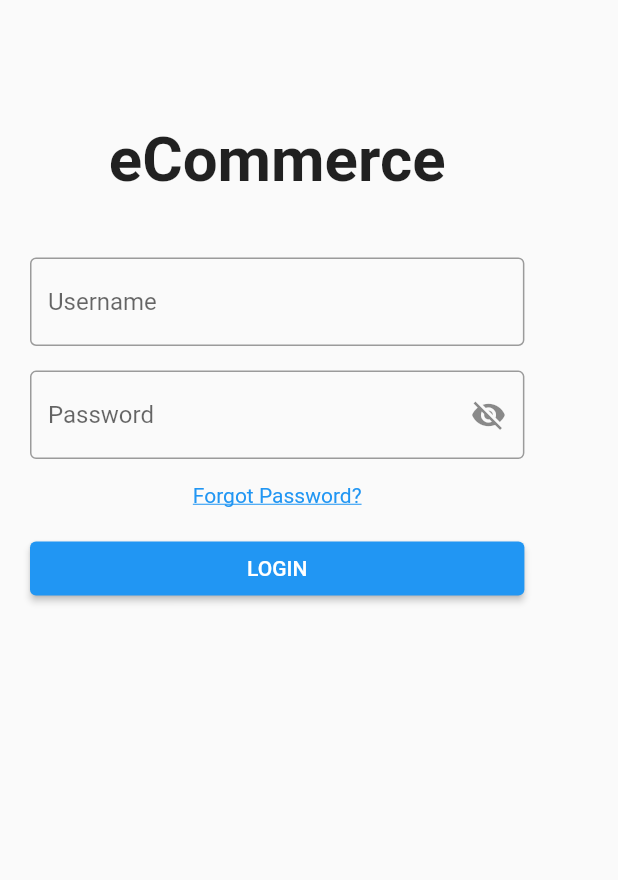
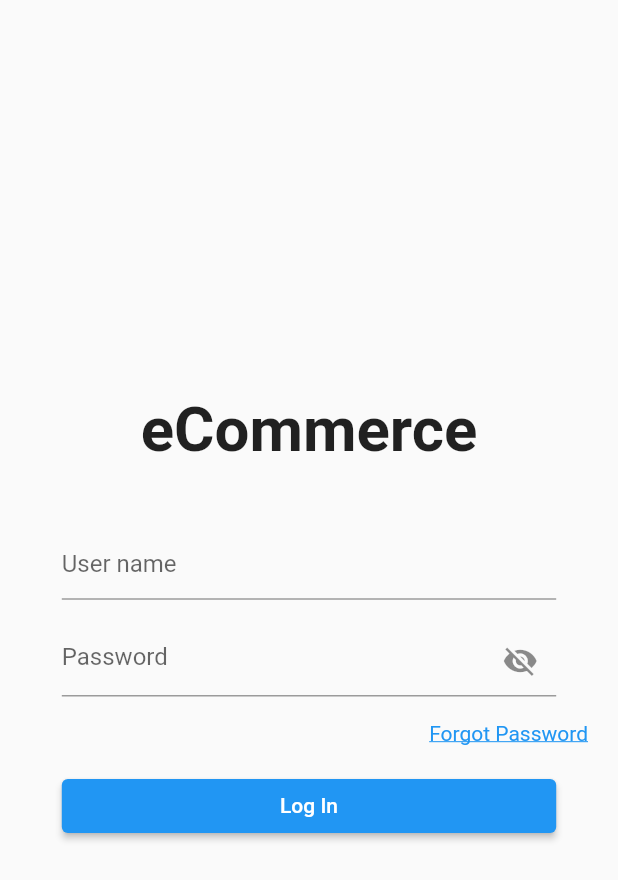
Before and after one commit to 4xMafole/test_store, a Flutter app: the screen it shows after launch, on a phone screen of 412 x 824 dp. Shown: the top 880 px of the screen. Run offline on Flutter 3.47's test engine with Material 2 defaults, Android fonts, the phone set to English and light mode, and no system bars; our stand-ins replace bloc, flutter_bloc; generated files the repository leaves out were written again.

Commit message:
feat: created a login-page.

```diff
--- a/lib/login/view/login_page.dart
+++ b/lib/login/view/login_page.dart
@@ -14,24 +14,31 @@ class _LoginPageState extends State<LoginPage> {
 
     return Scaffold(
       body: SingleChildScrollView(
+        child: SizedBox(
+          height: size.height,
+          child: Expanded(
+            child: Center(
               child: Container(
                 padding: EdgeInsets.symmetric(
-              horizontal: 20, vertical: size.height * 0.1),
+                  horizontal: 20,
+                  vertical: size.height * 0.1,
+                ),
                 child: Column(
                   mainAxisAlignment: MainAxisAlignment.center,
                   children: [
                     Text(
                       'eCommerce',
                       style: TextStyle(
-                    fontSize: size.width * 0.1, fontWeight: FontWeight.bold),
+                        fontSize: size.width * 0.1,
+                        fontWeight: FontWeight.bold,
+                      ),
                     ),
                     SizedBox(height: size.height * 0.05),
                     SizedBox(
                       width: size.width * 0.8,
                       child: const TextField(
                         decoration: InputDecoration(
-                    hintText: 'Username',
-                    border: OutlineInputBorder(),
+                          hintText: 'User name',
                         ),
                       ),
                     ),
@@ -42,11 +49,12 @@ class _LoginPageState extends State<LoginPage> {
                         obscureText: _isObscure,
                         decoration: InputDecoration(
                           hintText: 'Password',
-                    border: const OutlineInputBorder(),
                           suffixIcon: IconButton(
-                      icon: Icon(_isObscure
+                            icon: Icon(
+                              _isObscure
                                   ? Icons.visibility_off
-                          : Icons.visibility),
+                                  : Icons.visibility,
+                            ),
                             onPressed: () {
                               setState(() {
                                 _isObscure = !_isObscure;
@@ -61,11 +69,14 @@ class _LoginPageState extends State<LoginPage> {
                       onTap: () {
                         // Navigate to forgot password screen
                       },
-                child: const Text(
-                  'Forgot Password?',
+                      child: const Align(
+                        alignment: Alignment.centerRight,
+                        child: Text(
+                          'Forgot Password',
                           style: TextStyle(
                             decoration: TextDecoration.underline,
                             color: Colors.blue,
+                          ),
                         ),
                       ),
                     ),
@@ -76,13 +87,16 @@ class _LoginPageState extends State<LoginPage> {
                         onPressed: () {
                           // Handle login button press
                         },
-                  child: const Text('LOGIN'),
+                        child: const Text('Log In'),
                       ),
                     ),
                   ],
                 ),
               ),
             ),
+          ),
+        ),
+      ),
     );
   }
 }
```
Lines whose indentation alone changed are shown as unchanged.
